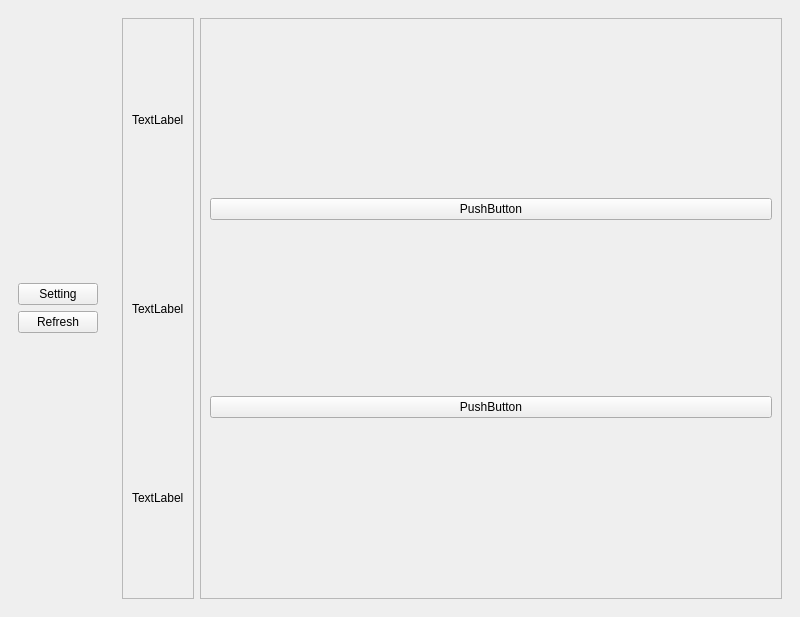
Above: Software/Desktop/HueController/gui/gui.ui from JackieCooo/WiFiLEDStrip before the change. Below: the same form after it.
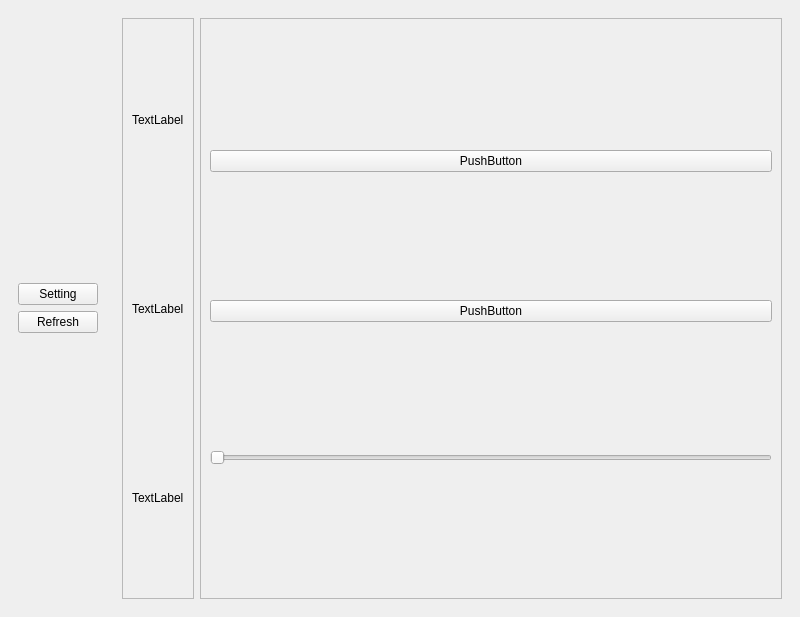
That is the form after the change.

Diff of the .ui file:
```diff
--- a/Software/Desktop/HueController/gui/gui.ui
+++ b/Software/Desktop/HueController/gui/gui.ui
@@ -140,7 +140,7 @@
             <rect>
              <x>0</x>
              <y>0</y>
-             <width>562</width>
+             <width>583</width>
              <height>579</height>
             </rect>
            </property>
@@ -159,6 +159,13 @@
               </property>
              </widget>
             </item>
+            <item>
+             <widget class="QSlider" name="horizontalSlider">
+              <property name="orientation">
+               <enum>Qt::Horizontal</enum>
+              </property>
+             </widget>
+            </item>
            </layout>
           </widget>
          </widget>
```
Left out of the diff: 2 changed lines with no effect on the pictures.
